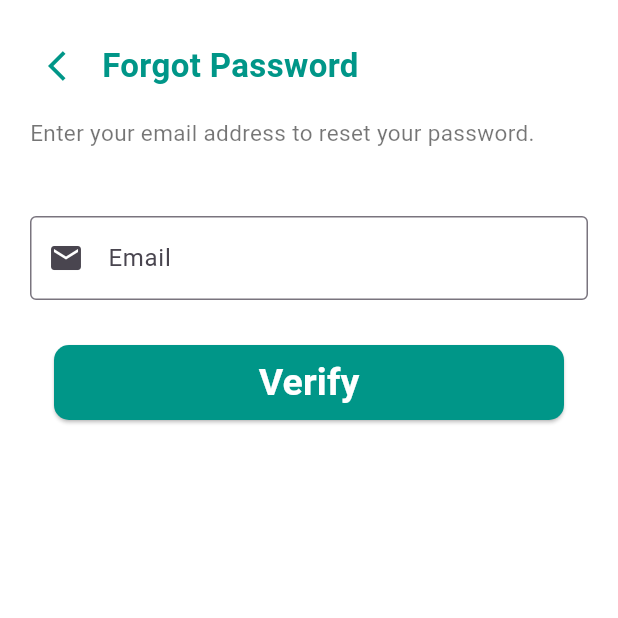
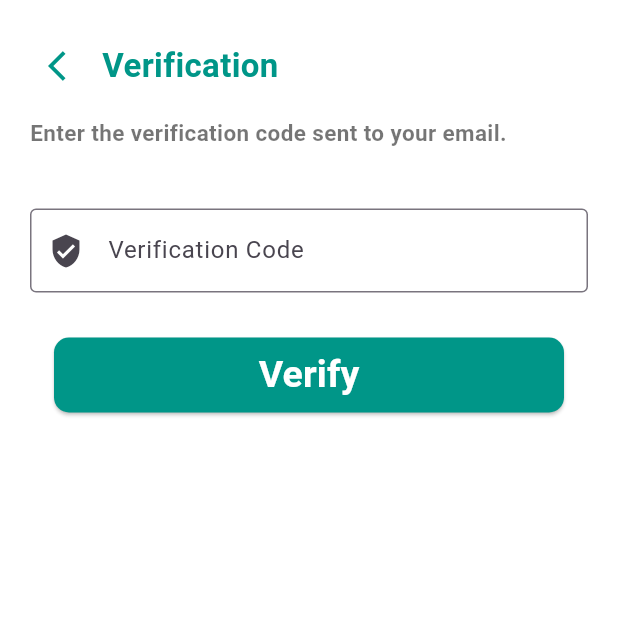
Before and after one commit to yubraj-karki1/clean-connect, a Flutter app: the screen it shows after launch, on a phone screen of 412 x 824 dp, the top half of it. Run offline on Flutter 3.47's test engine with Material 3 defaults, Android fonts, the light colour scheme and no system bars.

Commit message:
verification_screen

```diff
--- /dev/null
+++ b/cleanconnect/lib/Screens/verification_screen.dart
@@ -0,0 +1,102 @@
+import 'package:flutter/material.dart';
+
+class VerificationScreen extends StatefulWidget {
+  const VerificationScreen({super.key});
+
+  @override
+  State<VerificationScreen> createState() => _VerifyScreenState();
+}
+
+class _VerifyScreenState extends State<VerificationScreen> {
+  final TextEditingController codeController = TextEditingController();
+
+  @override
+  Widget build(BuildContext context) {
+    return Scaffold(
+      backgroundColor: Colors.white,
+      body: SafeArea(
+        child: Padding(
+          padding: const EdgeInsets.all(20.0),
+          child: Column(
+            crossAxisAlignment: CrossAxisAlignment.start,
+            children: [
+
+              // Back Arrow + Title Row
+              Row(
+                children: [
+                  IconButton(
+                    icon: const Icon(Icons.arrow_back_ios, color: Colors.teal),
+                    onPressed: () => Navigator.pop(context),
+                  ),
+                  const Text(
+                    "Verification",
+                    style: TextStyle(
+                      fontSize: 22,
+                      fontWeight: FontWeight.bold,
+                      color: Colors.teal,
+                    ),
+                  ),
+                ],
+              ),
+
+              const SizedBox(height: 10),
+
+              const Text(
+                "Enter the verification code sent to your email.",
+                style: TextStyle(fontSize: 15, color: Colors.black54,
+                fontWeight: FontWeight.bold,
+                ),
+              ),
+
+              const SizedBox(height: 40),
+
+              // Code Input
+              TextFormField(
+                controller: codeController,
+                keyboardType: TextInputType.number,
+                decoration: const InputDecoration(
+                  labelText: "Verification Code",
+                  hintText: "Enter 6-digit code",
+                  prefixIcon: Icon(Icons.verified_user),
+                  border: OutlineInputBorder(),
+                ),
+                validator: (value) {
+                  return value!.isEmpty ? "Please enter the code" : null;
+                },
+              ),
+
+              const SizedBox(height: 30),
+
+              // Verify Button
+               Padding(
+              padding: const EdgeInsets.symmetric(horizontal: 16),
+              child: SizedBox(
+                width: double.infinity,
+                height: 50,
+                child: ElevatedButton(
+                  onPressed: () {},
+                  style: ElevatedButton.styleFrom(
+                      backgroundColor: Colors.teal,
+                    shape: RoundedRectangleBorder(
+                      borderRadius: BorderRadius.circular(10),
+                    ),
+                  ),
+                    child: const Text(
+                      "Verify",
+                      style: TextStyle(
+                        fontSize: 25,
+                        color: Colors.white,
+                        fontWeight: FontWeight.bold,
+                      ),
+                    ),
+                  ),
+                ),
+              ),
+
+            ],
+          ),
+        ),
+      ),
+    );
+  }
+}
--- a/cleanconnect/lib/app.dart
+++ b/cleanconnect/lib/app.dart
@@ -4,6 +4,7 @@ import 'package:cleanconnect/Screens/login_screen.dart';
 import 'package:cleanconnect/Screens/signup_screen.dart';
 import 'package:cleanconnect/Screens/splash_screen1.dart';
 import 'package:cleanconnect/Screens/splash_screen2.dart';
+import 'package:cleanconnect/Screens/verification_screen.dart';
 import 'package:flutter/material.dart';
 
 class App extends StatelessWidget {
@@ -13,7 +14,7 @@ class App extends StatelessWidget {
   Widget build(BuildContext context) {
     return const MaterialApp(
       debugShowCheckedModeBanner: false,
-      home: ForgotScreen());
+      home: VerificationScreen());
 
   }
 }
```
